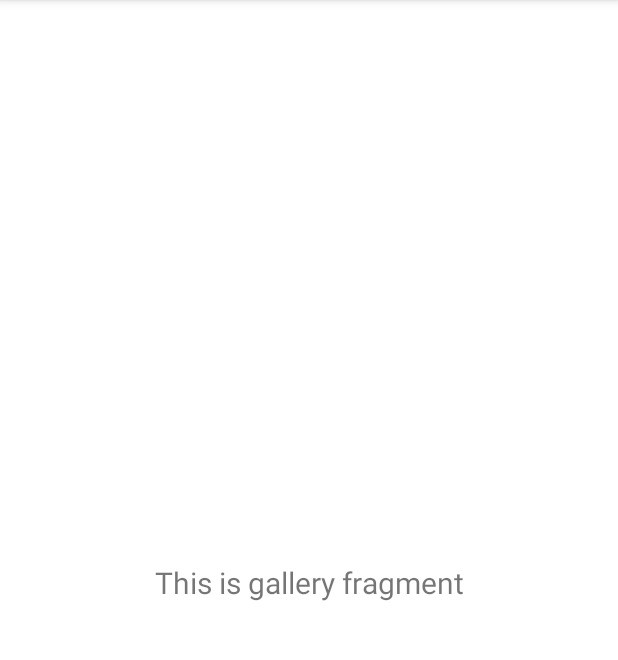
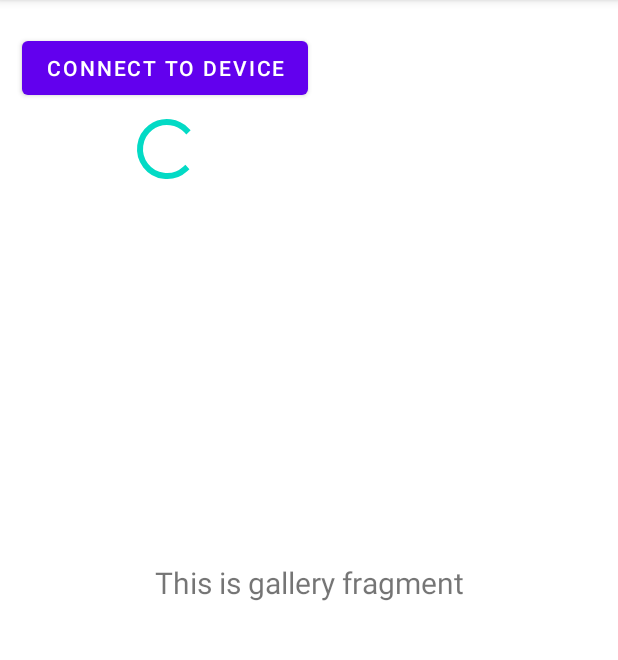
Before and after one commit to Mateo-drr/PDM, an Android app: the fragment GalleryFragment shown on its own in the app's theme, on a phone screen of 412 x 824 dp, the part 84-744 px from its top. Run offline under Robolectric (Android 15) with nearby library versions, the phone set to English and light mode, and no system bars.

Commit message:
12/19/2020

```diff
--- a/app/build.gradle
+++ b/app/build.gradle
@@ -48,4 +48,5 @@ dependencies {
     androidTestImplementation 'androidx.test.espresso:espresso-core:3.3.0'
     //noinspection GradleCompatible
     implementation 'com.android.support:recyclerview-v7:28.0.0'
+    implementation 'com.jjoe64:graphview:4.2.2'
 }
--- a/app/src/main/java/com/example/pdmg2/MainActivity.java
+++ b/app/src/main/java/com/example/pdmg2/MainActivity.java
@@ -1,10 +1,6 @@
 package com.example.pdmg2;
 
-import android.animation.FloatArrayEvaluator;
-import android.annotation.SuppressLint;
 import android.app.Dialog;
-import android.app.FragmentManager;
-import android.app.FragmentTransaction;
 import android.content.Context;
 import android.content.DialogInterface;
 import android.content.Intent;
@@ -14,14 +10,20 @@ import android.hardware.SensorEvent;
 import android.hardware.SensorEventListener;
 import android.hardware.SensorManager;
 import android.os.Bundle;
+import android.view.Menu;
 import android.view.MenuItem;
 import android.view.View;
-import android.view.Menu;
-import android.widget.Button;
 import android.widget.TextView;
 
-import com.google.android.material.floatingactionbutton.FloatingActionButton;
-import com.google.android.material.snackbar.Snackbar;
+import androidx.appcompat.app.AlertDialog;
+import androidx.appcompat.app.AppCompatActivity;
+import androidx.appcompat.widget.Toolbar;
+import androidx.drawerlayout.widget.DrawerLayout;
+import androidx.navigation.NavController;
+import androidx.navigation.Navigation;
+import androidx.navigation.ui.AppBarConfiguration;
+import androidx.navigation.ui.NavigationUI;
+
 import com.google.android.material.navigation.NavigationView;
 import com.google.firebase.auth.FirebaseAuth;
 import com.google.firebase.auth.FirebaseUser;
@@ -29,28 +31,13 @@ import com.google.firebase.database.DatabaseReference;
 import com.google.firebase.database.FirebaseDatabase;
 import com.jjoe64.graphview.DefaultLabelFormatter;
 import com.jjoe64.graphview.GraphView;
-import com.jjoe64.graphview.LegendRenderer;
 import com.jjoe64.graphview.series.DataPoint;
 import com.jjoe64.graphview.series.LineGraphSeries;
 
-import androidx.appcompat.app.AlertDialog;
-import androidx.fragment.app.Fragment;
-import androidx.fragment.app.FragmentPagerAdapter;
-import androidx.navigation.NavController;
-import androidx.navigation.Navigation;
-import androidx.navigation.ui.AppBarConfiguration;
-import androidx.navigation.ui.NavigationUI;
-import androidx.drawerlayout.widget.DrawerLayout;
-import androidx.appcompat.app.AppCompatActivity;
-import androidx.appcompat.widget.Toolbar;
-import androidx.viewpager.widget.ViewPager;
-
 import java.text.SimpleDateFormat;
 import java.util.ArrayList;
+import java.util.Calendar;
 import java.util.Date;
-import java.util.Timer;
-import java.util.TimerTask;
-import java.util.Calendar;
 
 
 public class MainActivity extends AppCompatActivity implements SensorEventListener {
@@ -72,14 +59,14 @@ public class MainActivity extends AppCompatActivity implements SensorEventListen
         setContentView(R.layout.activity_main);
         Toolbar toolbar = findViewById(R.id.toolbar);
         setSupportActionBar(toolbar);
-        FloatingActionButton fab = findViewById(R.id.fab);
+        /*FloatingActionButton fab = findViewById(R.id.fab);
         fab.setOnClickListener(new View.OnClickListener() {
             @Override
             public void onClick(View view) {
                 Snackbar.make(view, "Replace with your own action", Snackbar.LENGTH_LONG)
                         .setAction("Action", null).show();
             }
-        });
+        });*/
         DrawerLayout drawer = findViewById(R.id.drawer_layout);
         NavigationView navigationView = findViewById(R.id.nav_view);
 
@@ -298,6 +285,10 @@ public class MainActivity extends AppCompatActivity implements SensorEventListen
         ad.show();
     }
 
+    public void onClickScan(View view) {
+
+    }
+
         /*
     public void start (SensorEvent event){
         Timer t = new Timer();
--- a/app/src/main/java/com/example/pdmg2/ui/slideshow/SlideshowFragment.java
+++ b/app/src/main/java/com/example/pdmg2/ui/slideshow/SlideshowFragment.java
@@ -4,12 +4,9 @@ import android.os.Bundle;
 import android.view.LayoutInflater;
 import android.view.View;
 import android.view.ViewGroup;
-import android.widget.TextView;
 
 import androidx.annotation.NonNull;
-import androidx.annotation.Nullable;
 import androidx.fragment.app.Fragment;
-import androidx.lifecycle.Observer;
 import androidx.lifecycle.ViewModelProvider;
 
 import com.example.pdmg2.R;
@@ -23,14 +20,15 @@ public class SlideshowFragment extends Fragment {
         slideshowViewModel =
                 new ViewModelProvider(this).get(SlideshowViewModel.class);
         View root = inflater.inflate(R.layout.fragment_slideshow, container, false);
-        final TextView textView = root.findViewById(R.id.text_slideshow);
+
+        /*final TextView textView = root.findViewById(R.id.text_slideshow);
 
         slideshowViewModel.getText().observe(getViewLifecycleOwner(), new Observer<String>() {
             @Override
             public void onChanged(@Nullable String s) {
                 textView.setText(s);
             }
-        });
+        });*/
         return root;
     }
 
--- a/app/src/main/res/layout/fragment_gallery.xml
+++ b/app/src/main/res/layout/fragment_gallery.xml
@@ -19,4 +19,43 @@
         app:layout_constraintEnd_toEndOf="parent"
         app:layout_constraintStart_toStartOf="parent"
         app:layout_constraintTop_toTopOf="parent" />
+
+    <Button
+        android:id="@+id/btn_bleconnect"
+        android:layout_width="wrap_content"
+        android:layout_height="wrap_content"
+        android:layout_marginStart="16dp"
+        android:layout_marginTop="15dp"
+        android:layout_marginEnd="208dp"
+        android:onClick="onClickScan"
+        android:text="@string/btn_bleconnect"
+        app:layout_constraintBottom_toTopOf="@+id/progressBar"
+        app:layout_constraintEnd_toEndOf="parent"
+        app:layout_constraintStart_toStartOf="parent"
+        app:layout_constraintTop_toTopOf="parent" />
+
+    <ProgressBar
+        android:id="@+id/progressBar"
+        style="?android:attr/progressBarStyle"
+        android:layout_width="wrap_content"
+        android:layout_height="wrap_content"
+        android:layout_marginStart="16dp"
+        android:layout_marginBottom="245dp"
+        app:layout_constraintBottom_toTopOf="@+id/text_gallery"
+        app:layout_constraintEnd_toStartOf="@+id/textView5"
+        app:layout_constraintStart_toStartOf="parent"
+        app:layout_constraintTop_toBottomOf="@+id/btn_bleconnect" />
+
+    <TextView
+        android:id="@+id/textView5"
+        android:layout_width="133dp"
+        android:layout_height="44dp"
+        android:textSize="18sp"
+        app:layout_constraintBottom_toBottomOf="parent"
+        app:layout_constraintEnd_toEndOf="parent"
+        app:layout_constraintHorizontal_bias="0.0"
+        app:layout_constraintStart_toEndOf="@+id/progressBar"
+        app:layout_constraintTop_toBottomOf="@+id/btn_bleconnect"
+        app:layout_constraintVertical_bias="0.0" />
+
 </androidx.constraintlayout.widget.ConstraintLayout>
--- a/app/src/main/res/values/strings.xml
+++ b/app/src/main/res/values/strings.xml
@@ -33,4 +33,5 @@
     <string name="txt_temp">Temperature</string>
     <string name="txt_hum">Humidity</string>
     <string name="txt_light">Luminosity</string>
+    <string name="btn_bleconnect" translatable="false">Connect to device</string>
 </resources>
```
